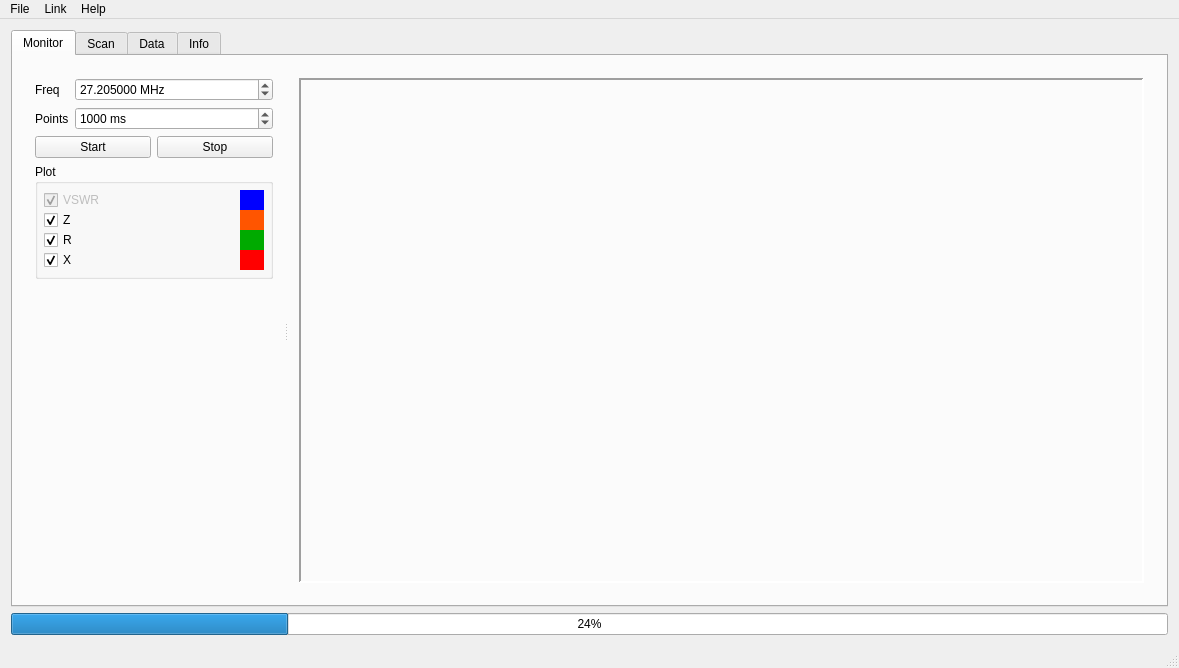
Old version of the form mainwindow.ui in the repository jedi98/sark-100-antenna-analyzer.
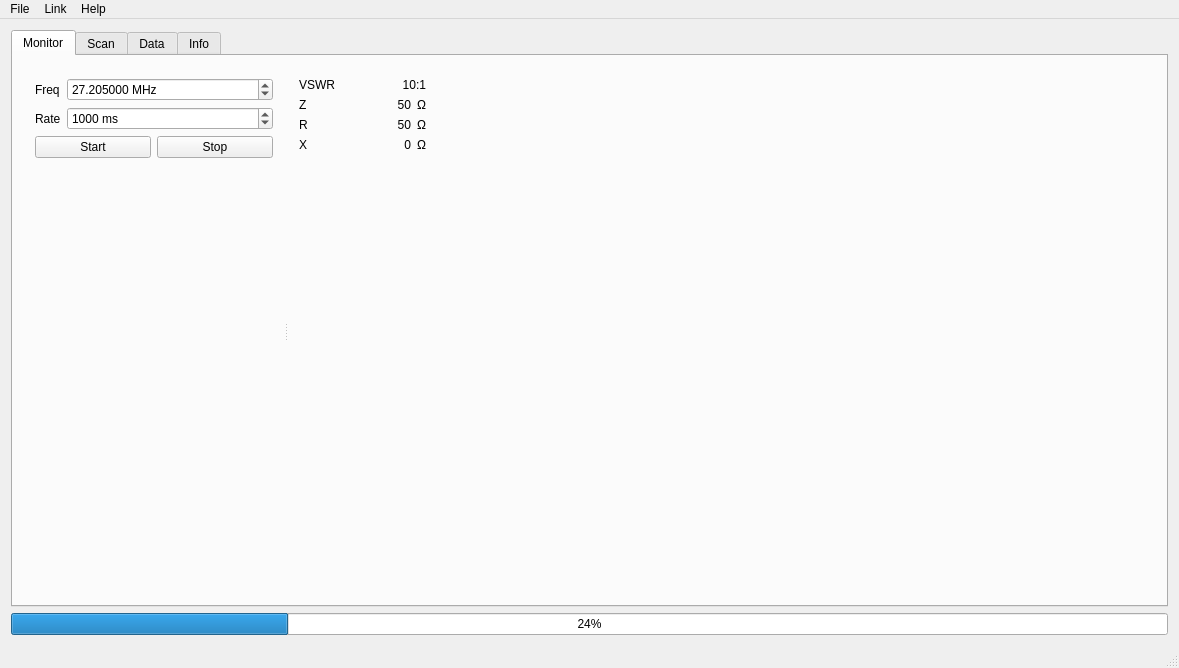
New version of the form. The open tabs and pages were chosen to show the change. Icons and pictures are not drawn. Custom widgets are drawn as their Qt base class.

The edit to the form file:
```diff
--- a/mainwindow.ui
+++ b/mainwindow.ui
@@ -91,7 +91,7 @@
                  </sizepolicy>
                 </property>
                 <property name="text">
-                 <string>Points</string>
+                 <string>Rate</string>
                 </property>
                </widget>
               </item>
@@ -134,291 +134,6 @@
               </item>
              </layout>
             </item>
-            <item>
-             <widget class="QGroupBox" name="groupBox_2">
-              <property name="title">
-               <string>Plot</string>
-              </property>
-              <layout class="QGridLayout" name="gridLayout_4">
-               <property name="verticalSpacing">
-                <number>0</number>
-               </property>
-               <property name="margin">
-                <number>6</number>
-               </property>
-               <item row="0" column="1">
-                <widget class="QWidget" name="widget_9" native="true">
-                 <property name="maximumSize">
-                  <size>
-                   <width>24</width>
-                   <height>16777215</height>
-                  </size>
-                 </property>
-                 <property name="palette">
-                  <palette>
-                   <active>
-                    <colorrole role="Base">
-                     <brush brushstyle="SolidPattern">
-                      <color alpha="255">
-                       <red>255</red>
-                       <green>255</green>
-                       <blue>255</blue>
-                      </color>
-                     </brush>
-                    </colorrole>
-                    <colorrole role="Window">
-                     <brush brushstyle="SolidPattern">
-                      <color alpha="255">
-                       <red>0</red>
-                       <green>0</green>
-                       <blue>255</blue>
-                      </color>
-                     </brush>
-                    </colorrole>
-                   </active>
-                   <inactive>
-                    <colorrole role="Base">
-                     <brush brushstyle="SolidPattern">
-                      <color alpha="255">
-                       <red>255</red>
-                       <green>255</green>
-                       <blue>255</blue>
-                      </color>
-                     </brush>
-                    </colorrole>
-                    <colorrole role="Window">
-                     <brush brushstyle="SolidPattern">
-                      <color alpha="255">
-                       <red>0</red>
-                       <green>0</green>
-                       <blue>255</blue>
-                      </color>
-                     </brush>
-                    </colorrole>
-                   </inactive>
-                   <disabled>
-                    <colorrole role="Base">
-                     <brush brushstyle="SolidPattern">
-                      <color alpha="255">
-                       <red>0</red>
-                       <green>0</green>
-                       <blue>255</blue>
-                      </color>
-                     </brush>
-                    </colorrole>
-                    <colorrole role="Window">
-                     <brush brushstyle="SolidPattern">
-                      <color alpha="255">
-                       <red>0</red>
-                       <green>0</green>
-                       <blue>255</blue>
-                      </color>
-                     </brush>
-                    </colorrole>
-                   </disabled>
-                  </palette>
-                 </property>
-                 <property name="autoFillBackground">
-                  <bool>true</bool>
-                 </property>
-                </widget>
-               </item>
-               <item row="3" column="1">
-                <widget class="QWidget" name="widget_10" native="true">
-                 <property name="maximumSize">
-                  <size>
-                   <width>24</width>
-                   <height>16777215</height>
-                  </size>
-                 </property>
-                 <property name="palette">
-                  <palette>
-                   <active>
-                    <colorrole role="Window">
-                     <brush brushstyle="SolidPattern">
-                      <color alpha="255">
-                       <red>255</red>
-                       <green>0</green>
-                       <blue>0</blue>
-                      </color>
-                     </brush>
-                    </colorrole>
-                   </active>
-                   <inactive>
-                    <colorrole role="Window">
-                     <brush brushstyle="SolidPattern">
-                      <color alpha="255">
-                       <red>255</red>
-                       <green>0</green>
-                       <blue>0</blue>
-                      </color>
-                     </brush>
-                    </colorrole>
-                   </inactive>
-                   <disabled>
-                    <colorrole role="Window">
-                     <brush brushstyle="SolidPattern">
-                      <color alpha="255">
-                       <red>255</red>
-                       <green>0</green>
-                       <blue>0</blue>
-                      </color>
-                     </brush>
-                    </colorrole>
-                   </disabled>
-                  </palette>
-                 </property>
-                 <property name="autoFillBackground">
-                  <bool>true</bool>
-                 </property>
-                </widget>
-               </item>
-               <item row="1" column="1">
-                <widget class="QWidget" name="widget_11" native="true">
-                 <property name="maximumSize">
-                  <size>
-                   <width>24</width>
-                   <height>16777215</height>
-                  </size>
-                 </property>
-                 <property name="palette">
-                  <palette>
-                   <active>
-                    <colorrole role="Window">
-                     <brush brushstyle="SolidPattern">
-                      <color alpha="255">
-                       <red>255</red>
-                       <green>85</green>
-                       <blue>0</blue>
-                      </color>
-                     </brush>
-                    </colorrole>
-                   </active>
-                   <inactive>
-                    <colorrole role="Window">
-                     <brush brushstyle="SolidPattern">
-                      <color alpha="255">
-                       <red>255</red>
-                       <green>85</green>
-                       <blue>0</blue>
-                      </color>
-                     </brush>
-                    </colorrole>
-                   </inactive>
-                   <disabled>
-                    <colorrole role="Window">
-                     <brush brushstyle="SolidPattern">
-                      <color alpha="255">
-                       <red>255</red>
-                       <green>85</green>
-                       <blue>0</blue>
-                      </color>
-                     </brush>
-                    </colorrole>
-                   </disabled>
-                  </palette>
-                 </property>
-                 <property name="autoFillBackground">
-                  <bool>true</bool>
-                 </property>
-                </widget>
-               </item>
-               <item row="2" column="1">
-                <widget class="QWidget" name="widget_12" native="true">
-                 <property name="maximumSize">
-                  <size>
-                   <width>24</width>
-                   <height>16777215</height>
-                  </size>
-                 </property>
-                 <property name="palette">
-                  <palette>
-                   <active>
-                    <colorrole role="Window">
-                     <brush brushstyle="SolidPattern">
-                      <color alpha="255">
-                       <red>0</red>
-                       <green>170</green>
-                       <blue>0</blue>
-                      </color>
-                     </brush>
-                    </colorrole>
-                   </active>
-                   <inactive>
-                    <colorrole role="Window">
-                     <brush brushstyle="SolidPattern">
-                      <color alpha="255">
-                       <red>0</red>
-                       <green>170</green>
-                       <blue>0</blue>
-                      </color>
-                     </brush>
-                    </colorrole>
-                   </inactive>
-                   <disabled>
-                    <colorrole role="Window">
-                     <brush brushstyle="SolidPattern">
-                      <color alpha="255">
-                       <red>0</red>
-                       <green>170</green>
-                       <blue>0</blue>
-                      </color>
-                     </brush>
-                    </colorrole>
-                   </disabled>
-                  </palette>
-                 </property>
-                 <property name="autoFillBackground">
-                  <bool>true</bool>
-                 </property>
-                </widget>
-               </item>
-               <item row="0" column="0">
-                <widget class="QCheckBox" name="checkBox_2">
-                 <property name="enabled">
-                  <bool>false</bool>
-                 </property>
-                 <property name="text">
-                  <string>VSWR</string>
-                 </property>
-                 <property name="checked">
-                  <bool>true</bool>
-                 </property>
-                </widget>
-               </item>
-               <item row="1" column="0">
-                <widget class="QCheckBox" name="plotz_chk_2">
-                 <property name="text">
-                  <string>Z</string>
-                 </property>
-                 <property name="checked">
-                  <bool>true</bool>
-                 </property>
-                </widget>
-               </item>
-               <item row="2" column="0">
-                <widget class="QCheckBox" name="plotr_chk_2">
-                 <property name="text">
-                  <string>R</string>
-                 </property>
-                 <property name="checked">
-                  <bool>true</bool>
-                 </property>
-                </widget>
-               </item>
-               <item row="3" column="0">
-                <widget class="QCheckBox" name="plotx_chk_2">
-                 <property name="text">
-                  <string>X</string>
-                 </property>
-                 <property name="checked">
-                  <bool>true</bool>
-                 </property>
-                </widget>
-               </item>
-              </layout>
-             </widget>
-            </item>
             <item>
              <spacer name="verticalSpacer_3">
               <property name="orientation">
@@ -435,95 +150,205 @@
            </layout>
           </widget>
           <widget class="QWidget" name="verticalLayoutWidget_2">
-           <layout class="QVBoxLayout" name="verticalLayout_7">
-            <property name="spacing">
-             <number>3</number>
-            </property>
-            <item>
-             <widget class="GraphCanvas" name="canvas1_2">
-              <property name="palette">
-               <palette>
-                <active>
-                 <colorrole role="Base">
-                  <brush brushstyle="SolidPattern">
-                   <color alpha="255">
-                    <red>255</red>
-                    <green>255</green>
-                    <blue>255</blue>
-                   </color>
-                  </brush>
-                 </colorrole>
-                 <colorrole role="Window">
-                  <brush brushstyle="SolidPattern">
-                   <color alpha="255">
-                    <red>255</red>
-                    <green>255</green>
-                    <blue>255</blue>
-                   </color>
-                  </brush>
-                 </colorrole>
-                </active>
-                <inactive>
-                 <colorrole role="Base">
-                  <brush brushstyle="SolidPattern">
-                   <color alpha="255">
-                    <red>255</red>
-                    <green>255</green>
-                    <blue>255</blue>
-                   </color>
-                  </brush>
-                 </colorrole>
-                 <colorrole role="Window">
-                  <brush brushstyle="SolidPattern">
-                   <color alpha="255">
-                    <red>255</red>
-                    <green>255</green>
-                    <blue>255</blue>
-                   </color>
-                  </brush>
-                 </colorrole>
-                </inactive>
-                <disabled>
-                 <colorrole role="Base">
-                  <brush brushstyle="SolidPattern">
-                   <color alpha="255">
-                    <red>255</red>
-                    <green>255</green>
-                    <blue>255</blue>
-                   </color>
-                  </brush>
-                 </colorrole>
-                 <colorrole role="Window">
-                  <brush brushstyle="SolidPattern">
-                   <color alpha="255">
-                    <red>255</red>
-                    <green>255</green>
-                    <blue>255</blue>
-                   </color>
-                  </brush>
-                 </colorrole>
-                </disabled>
-               </palette>
+           <layout class="QGridLayout" name="gridLayout_5">
+            <item row="3" column="0">
+             <widget class="QLabel" name="label_18">
+              <property name="text">
+               <string>X</string>
               </property>
-              <property name="frameShape">
-               <enum>QFrame::Panel</enum>
+             </widget>
+            </item>
+            <item row="3" column="2">
+             <widget class="QLabel" name="label_21">
+              <property name="text">
+               <string>Ω</string>
               </property>
-              <property name="frameShadow">
-               <enum>QFrame::Sunken</enum>
+             </widget>
+            </item>
+            <item row="2" column="1">
+             <widget class="QLabel" name="R_lbl">
+              <property name="minimumSize">
+               <size>
+                <width>70</width>
+                <height>0</height>
+               </size>
               </property>
-              <property name="lineWidth">
-               <number>2</number>
+              <property name="text">
+               <string>50</string>
               </property>
-              <widget class="GraphCursor" name="cursor_2" native="true">
-               <property name="geometry">
-                <rect>
-                 <x>0</x>
-                 <y>0</y>
-                 <width>120</width>
-                 <height>80</height>
-                </rect>
-               </property>
-              </widget>
+              <property name="alignment">
+               <set>Qt::AlignRight|Qt::AlignTrailing|Qt::AlignVCenter</set>
+              </property>
+             </widget>
+            </item>
+            <item row="2" column="0">
+             <widget class="QLabel" name="label_17">
+              <property name="text">
+               <string>R</string>
+              </property>
+             </widget>
+            </item>
+            <item row="0" column="3">
+             <widget class="BarGraph" name="SWR_Bar" native="true">
+              <property name="sizePolicy">
+               <sizepolicy hsizetype="Minimum" vsizetype="Preferred">
+                <horstretch>0</horstretch>
+                <verstretch>0</verstretch>
+               </sizepolicy>
+              </property>
+             </widget>
+            </item>
+            <item row="1" column="3">
+             <widget class="BarGraph" name="Z_Bar" native="true">
+              <property name="sizePolicy">
+               <sizepolicy hsizetype="Minimum" vsizetype="Preferred">
+                <horstretch>0</horstretch>
+                <verstretch>0</verstretch>
+               </sizepolicy>
+              </property>
+             </widget>
+            </item>
+            <item row="1" column="1" alignment="Qt::AlignRight">
+             <widget class="QLabel" name="Z_lbl">
+              <property name="minimumSize">
+               <size>
+                <width>70</width>
+                <height>0</height>
+               </size>
+              </property>
+              <property name="text">
+               <string>50</string>
+              </property>
+              <property name="alignment">
+               <set>Qt::AlignRight|Qt::AlignTrailing|Qt::AlignVCenter</set>
+              </property>
+             </widget>
+            </item>
+            <item row="4" column="3">
+             <spacer name="horizontalSpacer_2">
+              <property name="orientation">
+               <enum>Qt::Horizontal</enum>
+              </property>
+              <property name="sizeType">
+               <enum>QSizePolicy::MinimumExpanding</enum>
+              </property>
+              <property name="sizeHint" stdset="0">
+               <size>
+                <width>40</width>
+                <height>20</height>
+               </size>
+              </property>
+             </spacer>
+            </item>
+            <item row="2" column="2">
+             <widget class="QLabel" name="label_20">
+              <property name="text">
+               <string>Ω</string>
+              </property>
+             </widget>
+            </item>
+            <item row="1" column="0">
+             <widget class="QLabel" name="label_16">
+              <property name="sizePolicy">
+               <sizepolicy hsizetype="Maximum" vsizetype="Preferred">
+                <horstretch>0</horstretch>
+                <verstretch>0</verstretch>
+               </sizepolicy>
+              </property>
+              <property name="text">
+               <string>Z</string>
+              </property>
+             </widget>
+            </item>
+            <item row="4" column="0" colspan="3">
+             <spacer name="verticalSpacer_4">
+              <property name="orientation">
+               <enum>Qt::Vertical</enum>
+              </property>
+              <property name="sizeHint" stdset="0">
+               <size>
+                <width>20</width>
+                <height>40</height>
+               </size>
+              </property>
+             </spacer>
+            </item>
+            <item row="1" column="2">
+             <widget class="QLabel" name="label_19">
+              <property name="text">
+               <string>Ω</string>
+              </property>
+             </widget>
+            </item>
+            <item row="0" column="0">
+             <widget class="QLabel" name="label_15">
+              <property name="sizePolicy">
+               <sizepolicy hsizetype="Maximum" vsizetype="Preferred">
+                <horstretch>0</horstretch>
+                <verstretch>0</verstretch>
+               </sizepolicy>
+              </property>
+              <property name="text">
+               <string>VSWR</string>
+              </property>
+             </widget>
+            </item>
+            <item row="3" column="1">
+             <widget class="QLabel" name="X_lbl">
+              <property name="minimumSize">
+               <size>
+                <width>70</width>
+                <height>0</height>
+               </size>
+              </property>
+              <property name="text">
+               <string>0</string>
+              </property>
+              <property name="alignment">
+               <set>Qt::AlignRight|Qt::AlignTrailing|Qt::AlignVCenter</set>
+              </property>
+             </widget>
+            </item>
+            <item row="2" column="3">
+             <widget class="BarGraph" name="R_Bar" native="true">
+              <property name="sizePolicy">
+               <sizepolicy hsizetype="Minimum" vsizetype="Preferred">
+                <horstretch>0</horstretch>
+                <verstretch>0</verstretch>
+               </sizepolicy>
+              </property>
+             </widget>
+            </item>
+            <item row="3" column="3">
+             <widget class="BarGraph" name="X_Bar" native="true">
+              <property name="sizePolicy">
+               <sizepolicy hsizetype="Minimum" vsizetype="Preferred">
+                <horstretch>0</horstretch>
+                <verstretch>0</verstretch>
+               </sizepolicy>
+              </property>
+             </widget>
+            </item>
+            <item row="0" column="1" colspan="2">
+             <widget class="QLabel" name="SWR_lbl">
+              <property name="minimumSize">
+               <size>
+                <width>70</width>
+                <height>0</height>
+               </size>
+              </property>
+              <property name="maximumSize">
+               <size>
+                <width>150</width>
+                <height>16777215</height>
+               </size>
+              </property>
+              <property name="text">
+               <string>10:1</string>
+              </property>
+              <property name="alignment">
+               <set>Qt::AlignRight|Qt::AlignTrailing|Qt::AlignVCenter</set>
+              </property>
              </widget>
             </item>
            </layout>
@@ -1502,6 +1327,12 @@
    <header>graphcursor.h</header>
    <container>1</container>
   </customwidget>
+  <customwidget>
+   <class>BarGraph</class>
+   <extends>QWidget</extends>
+   <header>bargraph.h</header>
+   <container>1</container>
+  </customwidget>
  </customwidgets>
  <resources>
   <include location="analyzer.qrc"/>
```
Left out of the diff: 10 changed lines with no effect on the pictures.
